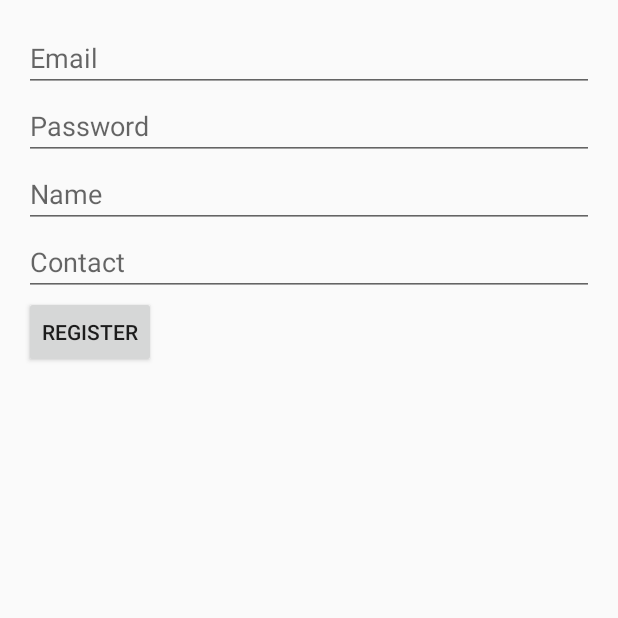
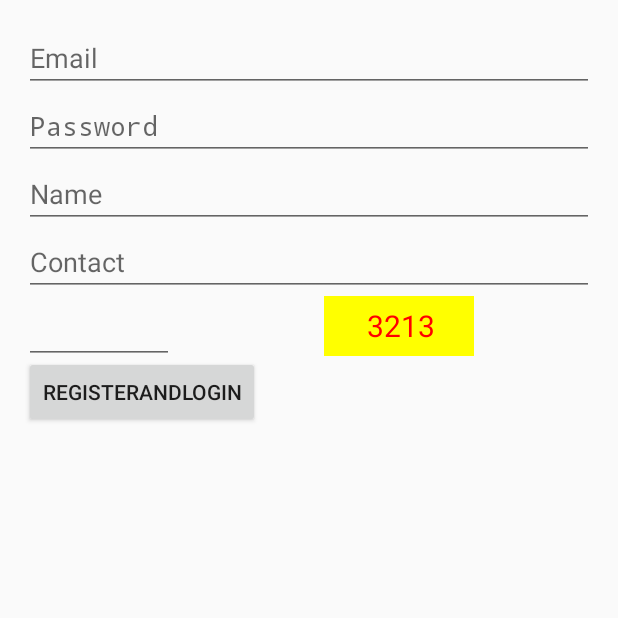
Before and after one commit to sakurajiang/AA, an Android app: the screen it shows after launch (ActivityLoginOrRegister), after a tap on "SIGN IN OR REGISTER", on a phone screen of 412 x 824 dp, the top half of it. Run offline under Robolectric (Android 15) with nearby library versions, the phone set to English and light mode, and no system bars; our stand-ins replace ButterKnife; libraries missing offline, so code that uses them is left out: retrofit2.adapter.rxjava, rx.android.schedulers, rx.schedulers; 1 other tap on this screen came first.

Commit message:
增加
增加了自定义的验证码控件。

```diff
--- a/app/src/main/java/com/example/jdk/aa/activity/ActivityLoginOrRegister.java
+++ b/app/src/main/java/com/example/jdk/aa/activity/ActivityLoginOrRegister.java
@@ -54,24 +54,31 @@ public class ActivityLoginOrRegister extends ActivityBaseOfLRActivity implements
         return subscriber;
     }
     @Override
-    public void OnLoginbtClick(String email_login_et_value, String password_login_et_value) {
+    public void OnLoginbtClick(boolean isAuthcode,String email_login_et_value, String password_login_et_value) {
         if(email_login_et_value.length()==0||password_login_et_value.isEmpty()){
-            fragmentRegister=new FragmentRegister();
-            replaceAnFragment(fragmentRegister);
-            fragmentRegister.setLoginbtListener(this);
+                fragmentRegister = new FragmentRegister();
+                replaceAnFragment(fragmentRegister);
+                fragmentRegister.setLoginbtListener(this);
+        }else if(isAuthcode){
+            subscription=httpUtils.loginOrRegisterUtils(createLoginSubscriber(),email_login_et_value,password_login_et_value,null,null);
         }else{
-            subscription=httpUtils.loginOrRegisterUtils(createLoginSubscriber(),email_login_et_value,password_login_et_value,null,null);
+            Toast.makeText(this,"please enter correct authcode",Toast.LENGTH_SHORT).show();
         }
     }
 
 
     @Override
-    public void OnRegisterbtClick(String fragment_email_value, String fragment_password_value, String fragment_name_value, String fragment_contact_value) {
+    public void OnRegisterbtClick(boolean isRegister,String fragment_email_value, String fragment_password_value, String fragment_name_value, String fragment_contact_value) {
         if(fragment_name_value.length()!=0||!fragment_contact_value.isEmpty()) {
-            Subscriber<ModelResultSet> modelResultSetSubscriber=createLoginSubscriber();
-            subscription = httpUtils.loginOrRegisterUtils(modelResultSetSubscriber, fragment_email_value, fragment_password_value, fragment_name_value, fragment_contact_value);
+            if(isRegister) {
+                Subscriber<ModelResultSet> modelResultSetSubscriber = createLoginSubscriber();
+                subscription = httpUtils.loginOrRegisterUtils(modelResultSetSubscriber, fragment_email_value, fragment_password_value, fragment_name_value, fragment_contact_value);
+            }else{
+                Toast.makeText(this,"please enter correct authcode",Toast.LENGTH_SHORT).show();
+            }
+        }else if(isRegister) {
+            httpUtils.loginOrRegisterUtils(createLoginSubscriber(), fragment_email_value, fragment_password_value, null, null);
         }
-            httpUtils.loginOrRegisterUtils(createLoginSubscriber(),fragment_email_value,fragment_password_value,null,null);
     }
 
 
--- a/app/src/main/java/com/example/jdk/aa/fragment/FragmentLogin.java
+++ b/app/src/main/java/com/example/jdk/aa/fragment/FragmentLogin.java
@@ -9,8 +9,10 @@ import android.view.View;
 import android.view.ViewGroup;
 import android.widget.Button;
 import android.widget.EditText;
+import android.widget.Toast;
 
 import com.example.jdk.aa.R;
+import com.example.jdk.aa.utility.MyAuthCodeUtils;
 
 
 import butterknife.Bind;
@@ -29,11 +31,18 @@ public class FragmentLogin extends Fragment{
     EditText password_login_et;
     @Bind(R.id.login_or_register)
     Button login_or_register_bt;
+    @Bind(R.id.authcodeedittext_login_id)
+    EditText authcode_login_et;
+    @Bind(R.id.authcode_login_id)
+    MyAuthCodeUtils authcode_myAuthCode_Utils;
     OnLoginbtClickListener myOnLoginbtClickListener;
     String  email_login_et_value;
     String  password_login_et_value;
+    String  authcode_login_et_value;
+    String  authcode_myAuthCode_Utils_value;
+    boolean isAuthcode;
     public interface OnLoginbtClickListener{
-        public void OnLoginbtClick(String email_login_et_value,String password_login_et_value);
+        public void OnLoginbtClick(boolean isAuthcode,String email_login_et_value,String password_login_et_value);
     }
     public void setLoginbtListener(OnLoginbtClickListener myOnLoginbtClickListener){
         this.myOnLoginbtClickListener=myOnLoginbtClickListener;
@@ -41,6 +50,7 @@ public class FragmentLogin extends Fragment{
     @Override
     public void onCreate(Bundle savedInstanceState) {
         super.onCreate(savedInstanceState);
+        isAuthcode=false;
     }
 
     @Override
@@ -61,8 +71,13 @@ public class FragmentLogin extends Fragment{
     public void onClick(View v){
         email_login_et_value=email_login_et.getText().toString();
         password_login_et_value=password_login_et.getText().toString();
+        authcode_login_et_value=authcode_login_et.getText().toString();
+        authcode_myAuthCode_Utils_value=authcode_myAuthCode_Utils.getmMyAuthcodeText().toString();
+        if(authcode_login_et_value.contentEquals(authcode_myAuthCode_Utils_value)){
+            isAuthcode=true;
+        }
             if(myOnLoginbtClickListener!=null) {
-                myOnLoginbtClickListener.OnLoginbtClick(email_login_et_value,password_login_et_value);
+                myOnLoginbtClickListener.OnLoginbtClick(isAuthcode,email_login_et_value, password_login_et_value);
             }
     }
 }
--- a/app/src/main/java/com/example/jdk/aa/fragment/FragmentRegister.java
+++ b/app/src/main/java/com/example/jdk/aa/fragment/FragmentRegister.java
@@ -9,8 +9,10 @@ import android.view.View;
 import android.view.ViewGroup;
 import android.widget.Button;
 import android.widget.EditText;
+import android.widget.Toast;
 
 import com.example.jdk.aa.R;
+import com.example.jdk.aa.utility.MyAuthCodeUtils;
 
 import butterknife.Bind;
 import butterknife.ButterKnife;
@@ -24,9 +26,12 @@ public class FragmentRegister extends Fragment implements View.OnClickListener{
         EditText fragment_password;
         EditText fragment_name;
         EditText fragment_contact;
+        EditText fragment_authcode_et;
         Button fragment_bt;
+        MyAuthCodeUtils fragment_authcode_myAuthCodeUtils;
+        boolean isRegister;
     OnRegisterbtClickListener myOnRegisterbtClickListener;
-    String fragment_email_value,fragment_password_value,fragment_name_value,fragment_contact_value;
+    String fragment_email_value,fragment_password_value,fragment_name_value,fragment_contact_value,fragment_authcode_et_value,fragment_authcode_myAuthCodeUtils_value;
 
     @Override
     public void onClick(View v) {
@@ -34,15 +39,20 @@ public class FragmentRegister extends Fragment implements View.OnClickListener{
         fragment_password_value=fragment_password.getText().toString();
         fragment_name_value=fragment_name.getText().toString();
         fragment_contact_value=fragment_contact.getText().toString();
+        fragment_authcode_et_value=fragment_authcode_et.getText().toString();
+        fragment_authcode_myAuthCodeUtils_value=fragment_authcode_myAuthCodeUtils.getmMyAuthcodeText().toString();
+        if(fragment_authcode_et_value.contentEquals(fragment_authcode_myAuthCodeUtils_value)){
+            isRegister=true;
+        }
         if(fragment_contact_value!=null&&fragment_name_value!=null&&fragment_password_value!=null&&fragment_email_value!=null){
             if(myOnRegisterbtClickListener!=null) {
-                myOnRegisterbtClickListener.OnRegisterbtClick(fragment_email_value,fragment_password_value,fragment_name_value,fragment_contact_value);
+                myOnRegisterbtClickListener.OnRegisterbtClick(isRegister,fragment_email_value,fragment_password_value,fragment_name_value,fragment_contact_value);
             }
         }
     }
     //设置接口，回调
     public interface OnRegisterbtClickListener{
-        public void OnRegisterbtClick(String fragment_email_value,String fragment_password_value,String fragment_name_value,String fragment_contact_value);
+        public void OnRegisterbtClick(boolean isRegister,String fragment_email_value,String fragment_password_value,String fragment_name_value,String fragment_contact_value);
     }
     public void setLoginbtListener(OnRegisterbtClickListener myOnRegisterbtClickListener){
         this.myOnRegisterbtClickListener=myOnRegisterbtClickListener;
@@ -50,7 +60,7 @@ public class FragmentRegister extends Fragment implements View.OnClickListener{
     @Override
     public void onCreate(Bundle savedInstanceState) {
         super.onCreate(savedInstanceState);
-
+        isRegister=false;
 
     }
 
@@ -62,6 +72,8 @@ public class FragmentRegister extends Fragment implements View.OnClickListener{
         fragment_password= (EditText) v.findViewById(R.id.fragment_password_register_id);
         fragment_name= (EditText) v.findViewById(R.id.fragment_name_register_id);
         fragment_contact= (EditText) v.findViewById(R.id.fragment_contact_register_id);
+        fragment_authcode_et= (EditText) v.findViewById(R.id.fragment_myauthcodeedittext_register_id);
+        fragment_authcode_myAuthCodeUtils= (MyAuthCodeUtils) v.findViewById(R.id.fragment_myauthcode_register_id);
         fragment_bt= (Button) v.findViewById(R.id.fragment_register_and_login);
         fragment_bt.setOnClickListener(this);
         return v;
--- /dev/null
+++ b/app/src/main/java/com/example/jdk/aa/utility/MyAuthCodeUtils.java
@@ -0,0 +1,104 @@
+package com.example.jdk.aa.utility;
+
+import android.content.Context;
+import android.content.res.TypedArray;
+import android.graphics.Canvas;
+import android.graphics.Color;
+import android.graphics.Paint;
+import android.graphics.Rect;
+import android.util.AttributeSet;
+import android.util.TypedValue;
+import android.view.View;
+
+import com.example.jdk.aa.R;
+
+import java.util.HashSet;
+import java.util.Random;
+import java.util.Set;
+
+/**
+ * Created by JDK on 2016/7/30.
+ */
+public class MyAuthCodeUtils extends View{
+    private String mMyAuthcodeText;
+    private int mMyAuthcodeTextColor;
+    private int mMyAuthcodeTextSize;
+    private Paint mPaint;
+    private Rect mRect;
+    public MyAuthCodeUtils(Context context, AttributeSet attrs) {
+        this(context, attrs, 0);
+        this.setOnClickListener(new OnClickListener() {
+            @Override
+            public void onClick(View v) {
+                mMyAuthcodeText = randomText();
+                setmMyAuthcodeText(mMyAuthcodeText);
+                postInvalidate();
+            }
+        });
+    }
+
+    public MyAuthCodeUtils(Context context, AttributeSet attrs, int defStyleAttr) {
+        super(context, attrs, defStyleAttr);
+        TypedArray typedArray=context.getTheme().obtainStyledAttributes(attrs, R.styleable.MyAuthCodeUtils,defStyleAttr,0);
+        int indexCount=typedArray.getIndexCount();
+        for (int i=0;i<indexCount;i++){
+            int attr=typedArray.getIndex(i);
+            switch (attr){
+                case R.styleable.MyAuthCodeUtils_myAuthcodeText:
+                    mMyAuthcodeText=typedArray.getString(attr);
+                    break;
+                case R.styleable.MyAuthCodeUtils_myAuthcodeTextColor:
+                    mMyAuthcodeTextColor=typedArray.getColor(attr, Color.BLACK);
+                    break;
+                case R.styleable.MyAuthCodeUtils_myAuthcodeTextSize:
+                    mMyAuthcodeTextSize=typedArray.getDimensionPixelSize(attr, (int) TypedValue.applyDimension(TypedValue.COMPLEX_UNIT_SP, 16, getResources().getDisplayMetrics()));
+                    break;
+            }
+        }
+        typedArray.recycle();
+        mPaint=new Paint();
+        mPaint.setTextSize(mMyAuthcodeTextSize);
+        mRect=new Rect();
+        mPaint.getTextBounds(mMyAuthcodeText, 0, mMyAuthcodeText.length(), mRect);
+    }
+
+    @Override
+    protected void onMeasure(int widthMeasureSpec, int heightMeasureSpec) {
+        super.onMeasure(widthMeasureSpec, heightMeasureSpec);
+    }
+
+    @Override
+    protected void onDraw(Canvas canvas) {
+        super.onDraw(canvas);
+        mPaint.setColor(Color.YELLOW);
+        canvas.drawRect(0,0,getMeasuredWidth(),getMeasuredHeight(),mPaint);
+        mPaint.setColor(mMyAuthcodeTextColor);
+        canvas.drawText(mMyAuthcodeText, getWidth() / 2 - mRect.width() / 2, getHeight() / 2 + mRect.height()/2, mPaint);
+
+    }
+    private String randomText() {
+        Random random = new Random();
+        Set<Integer> set = new HashSet<Integer>();
+        while (set.size() < 4)
+        {
+            int randomInt = random.nextInt(10);
+            set.add(randomInt);
+        }
+        StringBuffer sb = new StringBuffer();
+        for (Integer i : set)
+        {
+            sb.append("" + i);
+        }
+
+        return sb.toString();
+
+    }
+
+    public String getmMyAuthcodeText() {
+        return mMyAuthcodeText;
+    }
+
+    public void setmMyAuthcodeText(String mMyAuthcodeText) {
+        this.mMyAuthcodeText = mMyAuthcodeText;
+    }
+}
--- a/app/src/main/res/layout/fragment_register.xml
+++ b/app/src/main/res/layout/fragment_register.xml
@@ -1,7 +1,10 @@
 <?xml version="1.0" encoding="utf-8"?>
-<LinearLayout xmlns:android="http://schemas.android.com/apk/res/android"
-    android:orientation="vertical" android:layout_width="match_parent"
-    android:layout_height="match_parent">
+<RelativeLayout
+    xmlns:android="http://schemas.android.com/apk/res/android"
+    xmlns:custom="http://schemas.android.com/apk/res-auto"
+    android:layout_width="match_parent"
+    android:layout_height="match_parent"
+    >
 <EditText
     android:id="@+id/fragment_email_register_id"
     android:layout_width="match_parent"
@@ -11,20 +14,42 @@
     android:id="@+id/fragment_password_register_id"
     android:layout_width="match_parent"
     android:layout_height="wrap_content"
+    android:password="true"
+    android:layout_below="@id/fragment_email_register_id"
     android:hint="@string/prompt_password"/>
 <EditText
     android:id="@+id/fragment_name_register_id"
     android:layout_width="match_parent"
     android:layout_height="wrap_content"
+    android:layout_below="@id/fragment_password_register_id"
     android:hint="@string/prompt_name"/>
 <EditText
     android:id="@+id/fragment_contact_register_id"
     android:layout_width="match_parent"
     android:layout_height="wrap_content"
+    android:layout_below="@id/fragment_name_register_id"
     android:hint="@string/prompt_contact"/>
+    <EditText
+        android:id="@+id/fragment_myauthcodeedittext_register_id"
+        android:layout_width="100dp"
+        android:layout_height="wrap_content"
+        android:layout_below="@id/fragment_contact_register_id"
+        />
+    <com.example.jdk.aa.utility.MyAuthCodeUtils
+        android:id="@+id/fragment_myauthcode_register_id"
+        android:layout_width="100dp"
+        android:layout_height="40dp"
+        custom:myAuthcodeTextSize="20sp"
+        custom:myAuthcodeText="3213"
+        custom:myAuthcodeTextColor="#ff0000"
+        android:layout_below="@id/fragment_contact_register_id"
+        android:layout_marginLeft="200dp"/>
 <Button
     android:id="@+id/fragment_register_and_login"
     android:layout_width="wrap_content"
     android:layout_height="wrap_content"
+   android:layout_below="@id/fragment_myauthcode_register_id"
+
     android:text="@string/register_bt"/>
-</LinearLayout>
+
+</RelativeLayout>
--- a/app/src/main/res/layout/payout_list_item.xml
+++ b/app/src/main/res/layout/payout_list_item.xml
@@ -18,7 +18,7 @@
 		android:paddingTop="2px"
 		android:paddingRight="5px"
 		android:paddingBottom="2px"
-		android:textSize="11px"
+		android:textSize="40px"
   		android:textColor="#ffffffff"
   		/>
   		<TextView android:id="@+id/tvTotal"
@@ -29,7 +29,7 @@
 		android:paddingTop="2px"
 		android:paddingRight="5px"
 		android:paddingBottom="2px"
-		android:textSize="11px"
+		android:textSize="40px"
   		android:textColor="#ffffffff"
   		/>
   	</RelativeLayout>
@@ -45,7 +45,7 @@
 		/>
 		<TextView android:id="@+id/PayoutName"
 		android:paddingTop="12px"
-		android:textSize="16px"
+		android:textSize="50px"
 		android:textColor="#ff000000"
 		android:layout_width="wrap_content"
 		android:layout_height="wrap_content"
--- a/app/src/main/res/layout/statistics.xml
+++ b/app/src/main/res/layout/statistics.xml
@@ -10,7 +10,7 @@
   <TextView android:id="@+id/tvStatisticsResult"
   android:layout_width="fill_parent"
   android:layout_height="fill_parent"
-  android:textSize="18px"
+  android:textSize="50px"
   android:padding="5px"
   android:lineSpacingExtra="5px"
   android:textColor="@color/black"
--- a/app/src/main/res/values/strings.xml
+++ b/app/src/main/res/values/strings.xml
@@ -149,6 +149,6 @@
     </string>
     <string name="prompt_name">Name</string>
     <string name="prompt_contact">Contact</string>
-    <string name="register_bt">register</string>
+    <string name="register_bt">registerAndLogin</string>
 
 </resources>
```
Also changed, not shown: app/src/main/res/layout/fragment_login.xml (+26 -4 lines), app/src/main/res/values/attrs.xml (added, +11 -0 lines).
